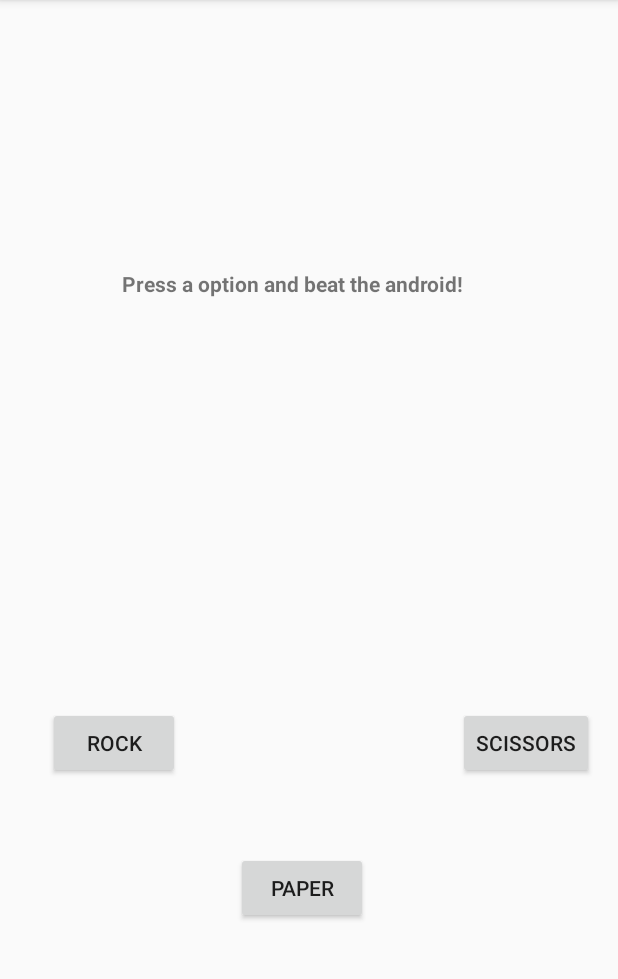
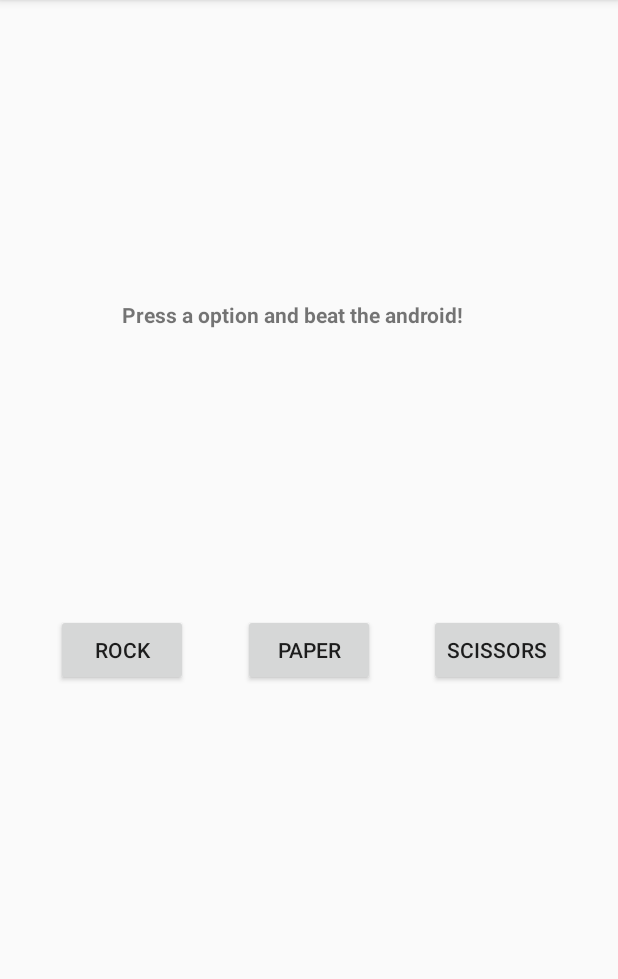
Before and after one commit to luisfta17/RockPaperScissors_AndroidApp, an Android app: the screen it shows after launch (GameActivity), on a phone screen of 412 x 824 dp, the part 84-1063 px from its top. Run offline under Robolectric (Android 15) with nearby library versions, the phone set to English and light mode, and no system bars.

Commit message:
launcher image changed

```diff
--- a/app/src/main/res/layout/activity_game.xml
+++ b/app/src/main/res/layout/activity_game.xml
@@ -10,59 +10,62 @@
         android:id="@+id/instructions"
         android:layout_width="250dp"
         android:layout_height="56dp"
-        android:layout_marginBottom="8dp"
         android:layout_marginEnd="8dp"
         android:layout_marginStart="8dp"
-        android:layout_marginTop="8dp"
+        android:layout_marginTop="52dp"
         android:text="@string/instructions"
         android:textStyle="bold"
-        app:layout_constraintBottom_toTopOf="@+id/Paper"
         app:layout_constraintEnd_toEndOf="parent"
         app:layout_constraintStart_toStartOf="parent"
-        app:layout_constraintTop_toBottomOf="@+id/result"
-        app:layout_constraintVertical_bias="0.067" />
+        app:layout_constraintTop_toBottomOf="@+id/result" />
 
     <Button
         android:id="@+id/Rock"
         android:layout_width="wrap_content"
         android:layout_height="wrap_content"
         android:layout_marginBottom="76dp"
-        android:layout_marginStart="32dp"
+        android:layout_marginEnd="8dp"
+        android:layout_marginStart="8dp"
         android:layout_marginTop="8dp"
         android:onClick="onRockClickButton"
         android:text="@string/Rock"
         app:layout_constraintBottom_toBottomOf="parent"
+        app:layout_constraintEnd_toStartOf="@+id/Paper"
         app:layout_constraintStart_toStartOf="parent"
         app:layout_constraintTop_toBottomOf="@+id/instructions"
-        app:layout_constraintVertical_bias="0.569" />
+        app:layout_constraintVertical_bias="0.382" />
 
     <Button
         android:id="@+id/Paper"
         android:layout_width="wrap_content"
         android:layout_height="wrap_content"
-        android:layout_marginBottom="152dp"
+        android:layout_marginBottom="76dp"
         android:layout_marginEnd="8dp"
         android:layout_marginStart="8dp"
+        android:layout_marginTop="8dp"
         android:onClick="onPaperClickButton"
         android:text="@string/Paper"
         app:layout_constraintBottom_toBottomOf="parent"
-        app:layout_constraintEnd_toStartOf="@+id/Scissors"
-        app:layout_constraintHorizontal_bias="0.363"
-        app:layout_constraintStart_toEndOf="@+id/Rock" />
+        app:layout_constraintEnd_toEndOf="parent"
+        app:layout_constraintStart_toStartOf="parent"
+        app:layout_constraintTop_toBottomOf="@+id/instructions"
+        app:layout_constraintVertical_bias="0.382" />
 
     <Button
         android:id="@+id/Scissors"
         android:layout_width="wrap_content"
         android:layout_height="wrap_content"
         android:layout_marginBottom="76dp"
-        android:layout_marginEnd="16dp"
+        android:layout_marginEnd="8dp"
+        android:layout_marginStart="8dp"
         android:layout_marginTop="8dp"
         android:onClick="onScissorsClickButton"
         android:text="@string/Scissors"
         app:layout_constraintBottom_toBottomOf="parent"
         app:layout_constraintEnd_toEndOf="parent"
+        app:layout_constraintStart_toEndOf="@+id/Paper"
         app:layout_constraintTop_toBottomOf="@+id/instructions"
-        app:layout_constraintVertical_bias="0.569" />
+        app:layout_constraintVertical_bias="0.382" />
 
     <TextView
         android:id="@+id/result"
--- a/app/src/main/res/mipmap-anydpi-v26/ic_launcher.xml
+++ b/app/src/main/res/mipmap-anydpi-v26/ic_launcher.xml
@@ -1,5 +1,5 @@
 <?xml version="1.0" encoding="utf-8"?>
 <adaptive-icon xmlns:android="http://schemas.android.com/apk/res/android">
-    <background android:drawable="@drawable/ic_launcher_background" />
-    <foreground android:drawable="@drawable/ic_launcher_foreground" />
+    <background android:drawable="@color/ic_launcher_background"/>
+    <foreground android:drawable="@mipmap/ic_launcher_foreground"/>
 </adaptive-icon>
--- a/app/src/main/res/mipmap-anydpi-v26/ic_launcher_round.xml
+++ b/app/src/main/res/mipmap-anydpi-v26/ic_launcher_round.xml
@@ -1,5 +1,5 @@
 <?xml version="1.0" encoding="utf-8"?>
 <adaptive-icon xmlns:android="http://schemas.android.com/apk/res/android">
-    <background android:drawable="@drawable/ic_launcher_background" />
-    <foreground android:drawable="@drawable/ic_launcher_foreground" />
+    <background android:drawable="@color/ic_launcher_background"/>
+    <foreground android:drawable="@mipmap/ic_launcher_foreground"/>
 </adaptive-icon>
--- /dev/null
+++ b/app/src/main/res/values/ic_launcher_background.xml
@@ -0,0 +1,4 @@
+<?xml version="1.0" encoding="utf-8"?>
+<resources>
+    <color name="ic_launcher_background">#A6717C</color>
+</resources>
```
Also changed, not shown: app/src/main/ic_launcher-web.png (added), app/src/main/res/mipmap-hdpi/ic_launcher.png, app/src/main/res/mipmap-hdpi/ic_launcher_foreground.png (added), app/src/main/res/mipmap-hdpi/ic_launcher_round.png, app/src/main/res/mipmap-mdpi/ic_launcher.png, app/src/main/res/mipmap-mdpi/ic_launcher_foreground.png (added), app/src/main/res/mipmap-mdpi/ic_launcher_round.png, app/src/main/res/mipmap-xhdpi/ic_launcher.png, app/src/main/res/mipmap-xhdpi/ic_launcher_foreground.png (added), app/src/main/res/mipmap-xhdpi/ic_launcher_round.png, app/src/main/res/mipmap-xxhdpi/ic_launcher.png, app/src/main/res/mipmap-xxhdpi/ic_launcher_foreground.png (added), app/src/main/res/mipmap-xxhdpi/ic_launcher_round.png, app/src/main/res/mipmap-xxxhdpi/ic_launcher.png, 2 more files.
